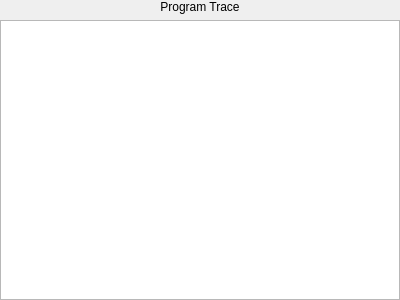
Before: the Qt Designer form pep9asm/asmprogramtracepane.ui in StanWarford/pep9suite, drawn with Qt 5.
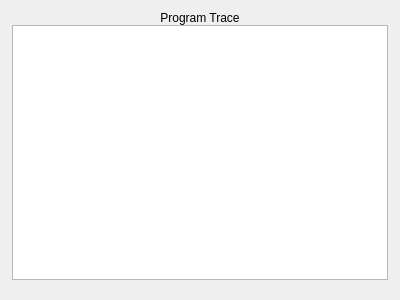
After: the same form once the commit is applied. Custom widgets are drawn as their Qt base class.

What changed in the file:
```diff
--- a/pep9asm/asmprogramtracepane.ui
+++ b/pep9asm/asmprogramtracepane.ui
@@ -14,25 +14,104 @@
    <string>Form</string>
   </property>
   <layout class="QVBoxLayout" name="verticalLayout_2">
-   <property name="leftMargin">
-    <number>0</number>
-   </property>
-   <property name="topMargin">
-    <number>0</number>
-   </property>
-   <property name="rightMargin">
-    <number>0</number>
-   </property>
-   <property name="bottomMargin">
-    <number>0</number>
-   </property>
    <item>
     <layout class="QVBoxLayout" name="verticalLayout">
-     <property name="sizeConstraint">
-      <enum>QLayout::SetNoConstraint</enum>
+     <property name="spacing">
+      <number>0</number>
+     </property>
+     <property name="leftMargin">
+      <number>1</number>
+     </property>
+     <property name="topMargin">
+      <number>0</number>
+     </property>
+     <property name="rightMargin">
+      <number>1</number>
+     </property>
+     <property name="bottomMargin">
+      <number>9</number>
      </property>
      <item>
       <widget class="QLabel" name="label">
+       <property name="sizePolicy">
+        <sizepolicy hsizetype="Preferred" vsizetype="Preferred">
+         <horstretch>0</horstretch>
+         <verstretch>0</verstretch>
+        </sizepolicy>
+       </property>
+       <property name="palette">
+        <palette>
+         <active>
+          <colorrole role="Base">
+           <brush brushstyle="SolidPattern">
+            <color alpha="255">
+             <red>255</red>
+             <green>255</green>
+             <blue>255</blue>
+            </color>
+           </brush>
+          </colorrole>
+          <colorrole role="Window">
+           <brush brushstyle="SolidPattern">
+            <color alpha="255">
+             <red>104</red>
+             <green>173</green>
+             <blue>245</blue>
+            </color>
+           </brush>
+          </colorrole>
+         </active>
+         <inactive>
+          <colorrole role="Base">
+           <brush brushstyle="SolidPattern">
+            <color alpha="255">
+             <red>255</red>
+             <green>255</green>
+             <blue>255</blue>
+            </color>
+           </brush>
+          </colorrole>
+          <colorrole role="Window">
+           <brush brushstyle="SolidPattern">
+            <color alpha="255">
+             <red>104</red>
+             <green>173</green>
+             <blue>245</blue>
+            </color>
+           </brush>
+          </colorrole>
+         </inactive>
+         <disabled>
+          <colorrole role="Base">
+           <brush brushstyle="SolidPattern">
+            <color alpha="255">
+             <red>104</red>
+             <green>173</green>
+             <blue>245</blue>
+            </color>
+           </brush>
+          </colorrole>
+          <colorrole role="Window">
+           <brush brushstyle="SolidPattern">
+            <color alpha="255">
+             <red>104</red>
+             <green>173</green>
+             <blue>245</blue>
+            </color>
+           </brush>
+          </colorrole>
+         </disabled>
+        </palette>
+       </property>
+       <property name="frameShape">
+        <enum>QFrame::Panel</enum>
+       </property>
+       <property name="frameShadow">
+        <enum>QFrame::Plain</enum>
+       </property>
+       <property name="lineWidth">
+        <number>0</number>
+       </property>
        <property name="text">
         <string>Program Trace</string>
        </property>
```
